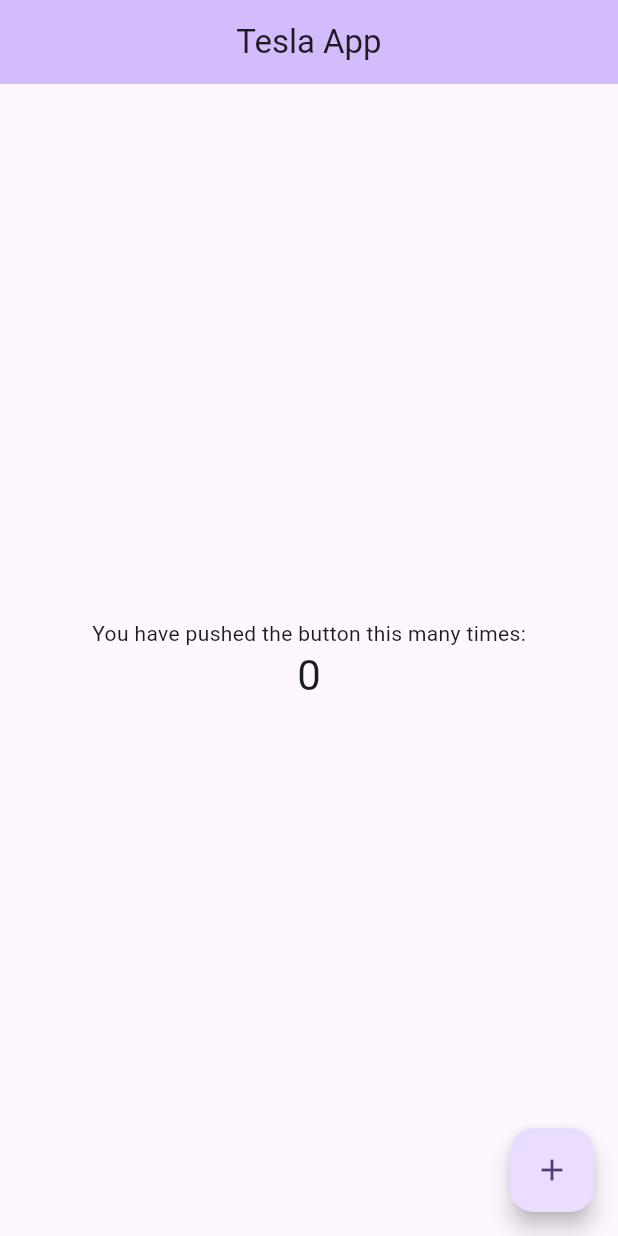
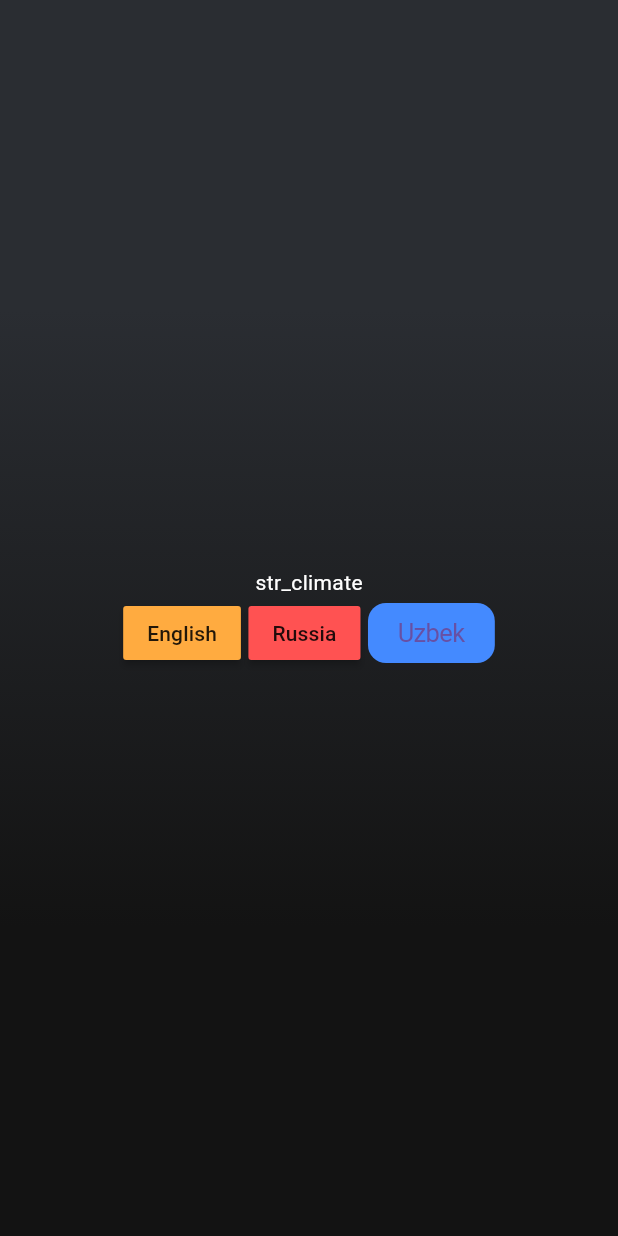
Before and after one commit to saidjohn/tesla, a Flutter app: the screen it shows after launch, on a phone screen of 412 x 824 dp. Run offline on Flutter 3.47's test engine with Material 2 defaults, Android fonts, the phone set to English and light mode, and no system bars; our stand-ins replace easy_localization.

Commit message:
Muhriddin first commit

```diff
--- a/lib/app.dart
+++ b/lib/app.dart
@@ -0,0 +1,20 @@
+import 'package:easy_localization/easy_localization.dart';
+import 'package:flutter/material.dart';
+import 'package:tesla/screens/climate_screen.dart';
+
+class App extends StatelessWidget {
+  const App({super.key});
+
+  @override
+  Widget build(BuildContext context) {
+    return MaterialApp(
+      localizationsDelegates: context.localizationDelegates,
+      supportedLocales: context.supportedLocales,
+      locale: context.locale,
+      theme: ThemeData(
+        useMaterial3: true,
+      ),
+      home: const ClimateScreen(),
+    );
+  }
+}
--- /dev/null
+++ b/lib/locale_app.dart
@@ -0,0 +1,18 @@
+import 'package:easy_localization/easy_localization.dart';
+import 'package:flutter/material.dart';
+import 'package:tesla/services/local_services.dart';
+
+import 'app.dart';
+
+class LocaleApp extends StatelessWidget {
+  const LocaleApp({super.key});
+
+  @override
+  Widget build(BuildContext context) {
+    return EasyLocalization(
+        supportedLocales: LocalGovernment.supportLocale(),
+        path: LocalGovernment.path,
+        startLocale: LocalGovernment.russia.locale,
+        child: const App());
+  }
+}
--- a/lib/main.dart
+++ b/lib/main.dart
@@ -1,70 +1,10 @@
+import 'package:easy_localization/easy_localization.dart';
 import 'package:flutter/material.dart';
 
-void main() {
-  runApp(const MyApp());
+import 'locale_app.dart';
+
+Future<void> main() async{
+  WidgetsFlutterBinding.ensureInitialized();
+  await EasyLocalization.ensureInitialized();
+  runApp(const LocaleApp());
 }
-
-class MyApp extends StatelessWidget {
-  const MyApp({super.key});
-
-  @override
-  Widget build(BuildContext context) {
-    return MaterialApp(
-      title: 'Flutter Demo',
-      theme: ThemeData(
-        colorScheme: ColorScheme.fromSeed(seedColor: Colors.deepPurple),
-        useMaterial3: true,
-      ),
-      home: const MyHomePage(title: 'Tesla App',),
-    );
-  }
-}
-
-class MyHomePage extends StatefulWidget {
-  const MyHomePage({super.key, required this.title});
-
-  final String title;
-
-  @override
-  State<MyHomePage> createState() => _MyHomePageState();
-}
-
-class _MyHomePageState extends State<MyHomePage> {
-  int _counter = 0;
-
-  void _incrementCounter() {
-    setState(() {
-      _counter++;
-    });
-  }
-
-  @override
-  Widget build(BuildContext context) {
-    return Scaffold(
-      appBar: AppBar(
-        backgroundColor: Theme.of(context).colorScheme.inversePrimary,
-        title: Text(widget.title),
-        centerTitle: true,
-      ),
-      body: Center(
-        child: Column(
-          mainAxisAlignment: MainAxisAlignment.center,
-          children: <Widget>[
-            const Text(
-              'You have pushed the button this many times:',
-            ),
-            Text(
-              '$_counter',
-              style: Theme.of(context).textTheme.headlineMedium,
-            ),
-          ],
-        ),
-      ),
-      floatingActionButton: FloatingActionButton(
-        onPressed: _incrementCounter,
-        tooltip: 'Increment',
-        child: const Icon(Icons.add),
-      ),
-    );
-  }
-}
--- /dev/null
+++ b/lib/screens/climate_screen.dart
@@ -0,0 +1,71 @@
+import 'dart:math';
+
+import 'package:easy_localization/easy_localization.dart';
+import 'package:flutter/cupertino.dart';
+import 'package:flutter/material.dart';
+import 'package:tesla/services/themes/texts.dart';
+import '../services/local_services.dart';
+
+class ClimateScreen extends StatefulWidget {
+  const ClimateScreen({super.key});
+
+  @override
+  State<ClimateScreen> createState() => _ClimateScreenState();
+}
+
+class _ClimateScreenState extends State<ClimateScreen> {
+  @override
+  Widget build(BuildContext context) {
+    return  Scaffold(
+      body: Container(
+        decoration: const BoxDecoration(
+          gradient: LinearGradient(colors: [Color(0xFF2A2D32),Color(0xFF131313)],transform:GradientRotation((180*pi)/360)),
+        ),
+        child: Center(
+          child: Column(
+            mainAxisAlignment: MainAxisAlignment.center,
+            children: [
+               Texts.strClimate.tr(),
+              Row(
+                mainAxisAlignment: MainAxisAlignment.center,
+                children: [
+                  MaterialButton(
+                    onPressed: () {
+                      LocalGovernment.func(
+                          context, LocalGovernment.english.locale);
+                    },
+                    color: Colors.orangeAccent,
+                    minWidth: 70,
+                    child: const Text("English").tr(),
+                  ),
+                  const SizedBox(width: 5),
+                  MaterialButton(
+                    onPressed: () {
+                      LocalGovernment.func(
+                          context, LocalGovernment.russia.locale);
+                    },
+                    color: Colors.redAccent,
+                    minWidth: 70,
+                    child: const Text("Russia").tr(),
+                  ),
+                  const SizedBox(width: 5),
+                  CupertinoButton(
+                    onPressed: () {
+                      LocalGovernment.func(
+                          context, LocalGovernment.uzbek
+                          .locale);
+                    },
+                    color: Colors.blueAccent,
+                    minSize: 40,
+                    padding: const EdgeInsets.symmetric(horizontal: 20),
+                    child: const Text("Uzbek").tr(),
+                  ),
+                ],
+              )
+            ],
+          ),
+        ),
+      ),
+    );
+  }
+}
--- /dev/null
+++ b/lib/services/local_services.dart
@@ -0,0 +1,25 @@
+import 'package:easy_localization/easy_localization.dart';
+import 'package:flutter/material.dart';
+
+enum LocalGovernment {
+  russia(Locale('ru', 'RU')),
+  uzbek(Locale('uz', 'UZ')),
+  english(Locale('en', 'US'));
+
+  const LocalGovernment(this.locale);
+
+  final Locale locale;
+
+  static List<Locale> supportLocale() {
+    return values.map((e) => e.locale).toList();
+  }
+
+  static const String path = 'assets/translations';
+
+  static void func(BuildContext context, Locale locale) {
+    context.setLocale(
+      locale,
+    );
+    debugPrint(context.locale.toString());
+  }
+}
--- /dev/null
+++ b/lib/services/themes/texts.dart
@@ -0,0 +1,90 @@
+import 'package:flutter/material.dart';
+
+class Texts {
+  Texts._();
+
+  static Text strTesla = const Text(
+    "str_tesla",
+    style: TextStyle(color: Colors.white),
+  );
+  static Text strKm187 = const Text(
+    "str_km187",
+    style: TextStyle(),
+  );
+  static Text strControl = const Text(
+    "str_control",
+    style: TextStyle(),
+  );
+  static Text strClimate = const Text(
+    "str_climate",
+    style: TextStyle(color: Colors.white),
+  );
+  static Text strLocation = const Text(
+    "str_location",
+    style: TextStyle(),
+  );
+  static Text strSchedule = const Text(
+    "str_schedule",
+    style: TextStyle(),
+  );
+  static Text strInterior20 = const Text(
+    "str_interior20",
+    style: TextStyle(),
+  );
+  static Text strRue81StChales = const Text(
+    "str_rue81StChales",
+    style: TextStyle(),
+  );
+  static Text strC30 = const Text(
+    "str_c30",
+    style: TextStyle(),
+  );
+  static Text strAc = const Text(
+    "str_ac",
+    style: TextStyle(),
+  );
+  static Text strFan = const Text(
+    "str_fan",
+    style: TextStyle(),
+  );
+  static Text strHeat = const Text(
+    "str_heat",
+    style: TextStyle(),
+  );
+  static Text strAuto = const Text(
+    "str_auto",
+    style: TextStyle(),
+  );
+  static Text strOn = const Text(
+    "str_on",
+    style: TextStyle(),
+  );
+  static Text strVent = const Text(
+    "str_vent",
+    style: TextStyle(),
+  );
+  static Text strC20 = const Text(
+    "str_c20",
+    style: TextStyle(),
+  );
+  static Text strCharging = const Text(
+    "str_charging",
+    style: TextStyle(),
+  );
+  static Text strSetChargeLimit = const Text(
+    "str_setChargeLimit",
+    style: TextStyle(),
+  );
+  static Text strNearbySuperchargers = const Text(
+    "str_nearbySuperchargers",
+    style: TextStyle(),
+  );
+  static Text strTeslaSuperchargerMontreal = const Text(
+    "str_teslaSuperchargerMontreal",
+    style: TextStyle(),
+  );
+  static Text strAvailable2_4 = const Text(
+    "strAvailable2_4",
+    style: TextStyle(),
+  );
+}
--- a/pubspec.yaml
+++ b/pubspec.yaml
@@ -31,6 +31,7 @@ flutter:
   assets:
     - assets/icons/
     - assets/images/
+    - assets/translations/
 
   fonts:
     - family: SFProDisplay
```
Also changed, not shown: 1 other file.
